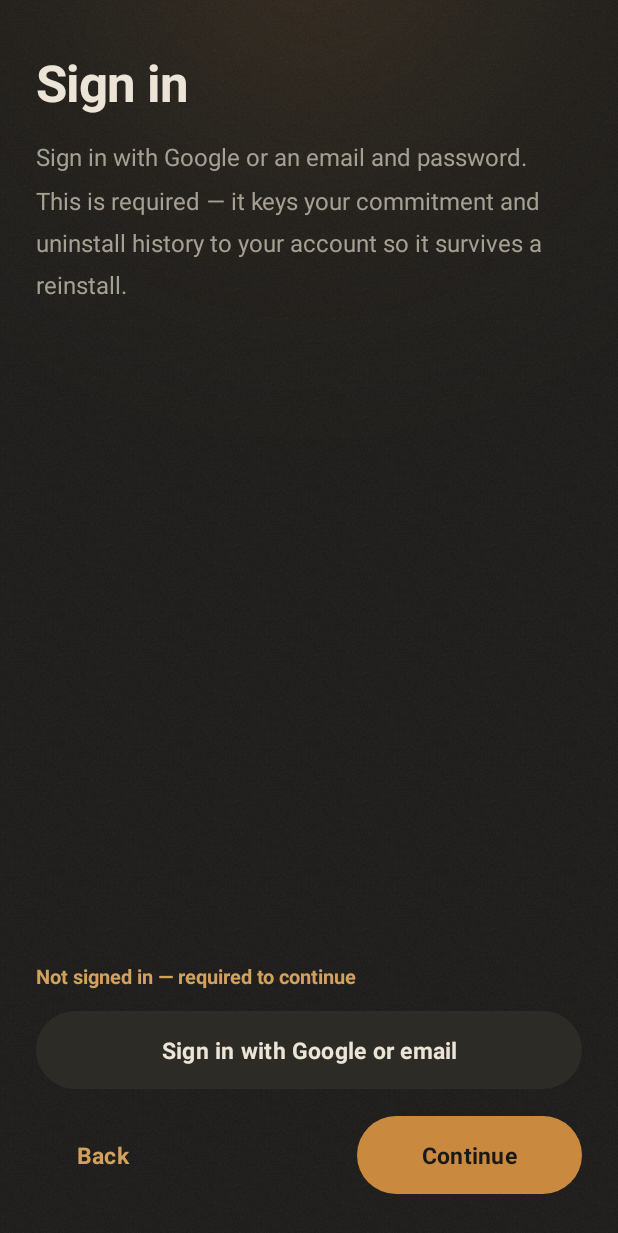
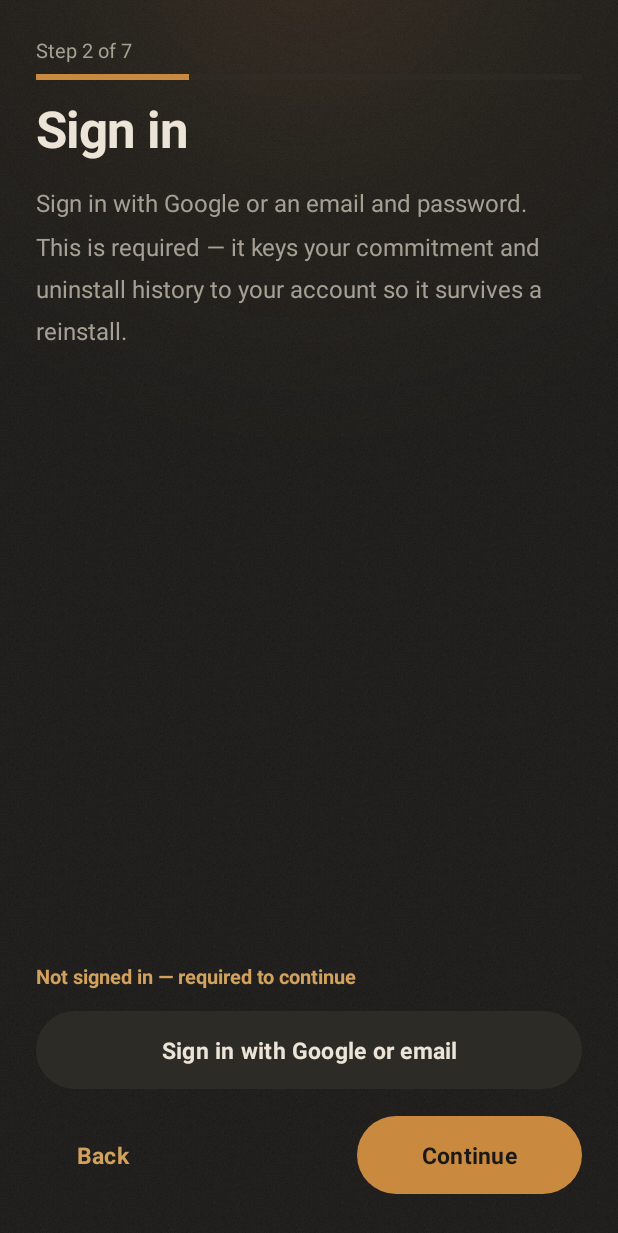
Before and after one commit to stdigital892-dotcom/Fliptle, an Android app: the screen it shows after launch (OnboardingActivity), after a tap on "Get started", on a phone screen of 412 x 824 dp. Shown: the top 1233 px of the screen. Run offline under Robolectric (Android 15) with nearby library versions, the phone set to English and light mode, and no system bars; our stand-ins replace Firebase (no records; nobody signed in at launch, a user with empty details on screens opened directly); 8 statements that could not run were skipped.

Commit message:
Consolidate onboarding into a shorter 7-step flow
Combine the name and phone capture into one screen (each field skippable
independently by leaving it blank, single Continue button), merge the
OEM-guidance and battery-exemption steps into one screen (brand copy only
shown for Xiaomi/Oppo/Vivo/OnePlus/Samsung, battery request shown for
everyone), add a shared "Step X of Y" progress indicator across both
OnboardingActivity and the profile step in SignInActivity, and move the
uninstall-info screen to appear once, right after onboarding and the
entitlement gate both clear, instead of blocking mid-onboarding.

Also fixes a routing bug where SignInActivity.proceed()'s CLEAR_TASK flag
wiped a paused OnboardingActivity off the back stack, causing a hidden
duplicate Intro+Signin pass for users still mid-onboarding.

Co-Authored-By: Claude Sonnet 5 <noreply@anthropic.com>
Claude-Session: https://claude.ai/code/session_012xs48EkRvNin4yViRbwCag

```diff
--- a/app/src/main/java/com/fliptle/app/OnboardingActivity.kt
+++ b/app/src/main/java/com/fliptle/app/OnboardingActivity.kt
@@ -6,22 +6,31 @@ import android.os.Bundle
 import android.provider.Settings
 import android.view.View
 import android.widget.Button
+import android.widget.ProgressBar
 import android.widget.TextView
 import androidx.appcompat.app.AppCompatActivity
 import com.fliptle.app.auth.SignInActivity
 
 /**
- * First-launch flow: intro -> optional sign-in -> permissions requested one at a
- * time in order (usage access, overlay, Accessibility, battery-optimization
- * exemption), each with a plain-language reason. The Accessibility step carries
- * the full disclosure. An OEM-specific guidance step (Xiaomi/Oppo/Vivo/OnePlus/
- * Samsung battery killers) sits between Accessibility and the battery step,
- * informational only — skipped entirely on any other manufacturer.
+ * First-launch flow: intro -> optional sign-in (+ the combined name/phone
+ * screen, hosted in SignInActivity) -> permissions requested one at a time in
+ * order (usage access, overlay, Accessibility, then a combined OEM-guidance +
+ * battery-optimization step), each with a plain-language reason. The
+ * Accessibility step carries the full disclosure. The final step shows
+ * brand-specific guidance (Xiaomi/Oppo/Vivo/OnePlus/Samsung battery killers)
+ * alongside the battery-exemption request on known-aggressive manufacturers,
+ * and just the battery request on everyone else.
+ *
+ * A "Step X of Y" indicator (see [OnboardingProgress]) spans this Activity
+ * and the name/phone screen in SignInActivity — hidden on Intro only.
  */
 class OnboardingActivity : AppCompatActivity() {
 
     private var step = STEP_INTRO
 
+    private lateinit var progressSection: View
+    private lateinit var progressText: TextView
+    private lateinit var progressBar: ProgressBar
     private lateinit var titleText: TextView
     private lateinit var bodyText: TextView
     private lateinit var statusText: TextView
@@ -39,6 +48,9 @@ class OnboardingActivity : AppCompatActivity() {
         super.onCreate(savedInstanceState)
         setContentView(R.layout.activity_onboarding)
         root = findViewById(R.id.onboardingRoot)
+        progressSection = findViewById(R.id.progressSection)
+        progressText = findViewById(R.id.progressText)
+        progressBar = findViewById(R.id.progressBar)
         titleText = findViewById(R.id.stepTitle)
         bodyText = findViewById(R.id.stepBody)
         statusText = findViewById(R.id.stepStatus)
@@ -53,10 +65,7 @@ class OnboardingActivity : AppCompatActivity() {
 
         tutorialButton.setOnClickListener { openTutorial() }
         actionButton.setOnClickListener { onAction() }
-        backButton.setOnClickListener {
-            val prev = stepBefore(step)
-            if (prev >= STEP_INTRO) { step = prev; render() }
-        }
+        backButton.setOnClickListener { if (step > STEP_INTRO) { step--; render() } }
         nextButton.setOnClickListener { onNext() }
 
         // If onboarding was already completed but a permission is now missing,
@@ -85,10 +94,7 @@ class OnboardingActivity : AppCompatActivity() {
                 Intent(Settings.ACTION_MANAGE_OVERLAY_PERMISSION, Uri.parse("package:$packageName"))
             )
             STEP_ACCESSIBILITY -> startActivity(Intent(Settings.ACTION_ACCESSIBILITY_SETTINGS))
-            STEP_OEM_GUIDANCE -> startActivity(
-                Intent(Settings.ACTION_APPLICATION_DETAILS_SETTINGS, Uri.parse("package:$packageName"))
-            )
-            STEP_BATTERY -> try {
+            STEP_OEM_BATTERY -> try {
                 startActivity(
                     Intent(
                         Settings.ACTION_REQUEST_IGNORE_BATTERY_OPTIMIZATIONS,
@@ -105,27 +111,9 @@ class OnboardingActivity : AppCompatActivity() {
         }
     }
 
-    /** True unless this is the OEM-guidance step and the device's manufacturer
-     *  isn't one of the known-aggressive brands — that step is skipped entirely
-     *  for everyone else. Every other step is always applicable. */
-    private fun isStepApplicable(s: Int): Boolean =
-        s != STEP_OEM_GUIDANCE || OemGuidance.detect() != null
-
-    private fun stepAfter(s: Int): Int {
-        var next = s + 1
-        while (next <= STEP_LAST && !isStepApplicable(next)) next++
-        return next
-    }
-
-    private fun stepBefore(s: Int): Int {
-        var prev = s - 1
-        while (prev >= STEP_INTRO && !isStepApplicable(prev)) prev--
-        return prev
-    }
-
     private fun onNext() {
         if (step < STEP_LAST) {
-            step = stepAfter(step)
+            step++
             render()
         } else {
             // Finishing requires every enforcement permission to be granted.
@@ -144,14 +132,12 @@ class OnboardingActivity : AppCompatActivity() {
         finish()
     }
 
-    /** Index of the first ungranted permission step, or -1 if all are granted.
-     *  STEP_OEM_GUIDANCE is deliberately excluded — it's informational only and
-     *  never gates anything. */
+    /** Index of the first ungranted permission step, or -1 if all are granted. */
     private fun firstMissingPermissionStep(): Int = when {
         !Permissions.hasUsageAccess(this) -> STEP_USAGE
         !Permissions.hasOverlay(this) -> STEP_OVERLAY
         !Permissions.isAccessibilityEnabled(this) -> STEP_ACCESSIBILITY
-        !Permissions.hasBatteryExemption(this) -> STEP_BATTERY
+        !Permissions.hasBatteryExemption(this) -> STEP_OEM_BATTERY
         else -> -1
     }
 
@@ -165,9 +151,7 @@ class OnboardingActivity : AppCompatActivity() {
         STEP_USAGE -> Permissions.hasUsageAccess(this)
         STEP_OVERLAY -> Permissions.hasOverlay(this)
         STEP_ACCESSIBILITY -> Permissions.isAccessibilityEnabled(this)
-        // Informational only — never blocks progress.
-        STEP_OEM_GUIDANCE -> true
-        STEP_BATTERY -> Permissions.hasBatteryExemption(this)
+        STEP_OEM_BATTERY -> Permissions.hasBatteryExemption(this)
         else -> true
     }
 
@@ -193,6 +177,19 @@ class OnboardingActivity : AppCompatActivity() {
         nextButton.text = getString(if (step == STEP_LAST) R.string.ob_finish else R.string.ob_next)
         // Compulsory: Next/Finish stays disabled until the step is actually satisfied.
         nextButton.isEnabled = stepSatisfied()
+
+        // "Step X of Y" — hidden on Intro (an atmospheric welcome screen, not a
+        // numbered task), visible everywhere else. DISPLAY_POSITION skips
+        // position 3, reserved for the combined name/phone screen that lives
+        // in SignInActivity, not this Activity's own step machine.
+        if (step == STEP_INTRO) {
+            progressSection.visibility = View.GONE
+        } else {
+            progressSection.visibility = View.VISIBLE
+            val position = DISPLAY_POSITION[step]
+            progressText.text = getString(R.string.ob_progress_format, position, OnboardingProgress.TOTAL)
+            progressBar.progress = (position * 100) / OnboardingProgress.TOTAL
+        }
 
         when (step) {
             STEP_INTRO -> {
@@ -236,18 +233,21 @@ class OnboardingActivity : AppCompatActivity() {
                 stepText3.setText(R.string.ob_a11y_step3)
                 showEnabled(Permissions.isAccessibilityEnabled(this))
             }
-            STEP_OEM_GUIDANCE -> {
+            STEP_OEM_BATTERY -> {
+                // Combined screen: brand-specific guidance (if this manufacturer
+                // is a known battery killer) shown together with the battery-
+                // exemption request, since both address the same underlying
+                // problem (background survival). Unlisted brands see only the
+                // generic battery explanation — same content as before, just no
+                // longer a separate screen.
                 val brand = OemGuidance.detect()
                 if (brand != null) {
                     titleText.setText(brand.titleRes)
-                    bodyText.setText(brand.bodyRes)
+                    bodyText.text = getString(brand.bodyRes) + "\n\n" + getString(R.string.ob_battery_body)
+                } else {
+                    titleText.setText(R.string.ob_battery_title)
+                    bodyText.setText(R.string.ob_battery_body)
                 }
-                actionButton.setText(R.string.ob_oem_action)
-                statusText.visibility = View.GONE
-            }
-            STEP_BATTERY -> {
-                titleText.setText(R.string.ob_battery_title)
-                bodyText.setText(R.string.ob_battery_body)
                 actionButton.setText(R.string.ob_battery_action)
                 showGranted(Permissions.hasBatteryExemption(this))
             }
@@ -278,8 +278,19 @@ class OnboardingActivity : AppCompatActivity() {
         private const val STEP_USAGE = 2
         private const val STEP_OVERLAY = 3
         private const val STEP_ACCESSIBILITY = 4
-        private const val STEP_OEM_GUIDANCE = 5
-        private const val STEP_BATTERY = 6
-        private const val STEP_LAST = STEP_BATTERY
+        private const val STEP_OEM_BATTERY = 5
+        private const val STEP_LAST = STEP_OEM_BATTERY
+
+        /** Maps this Activity's own step index to the shared "Step X of Y"
+         *  display position — skips display position 3, reserved for the
+         *  combined name/phone screen hosted in SignInActivity. */
+        private val DISPLAY_POSITION = intArrayOf(
+            OnboardingProgress.INTRO,          // STEP_INTRO
+            OnboardingProgress.SIGNIN,         // STEP_SIGNIN
+            OnboardingProgress.USAGE,          // STEP_USAGE
+            OnboardingProgress.OVERLAY,        // STEP_OVERLAY
+            OnboardingProgress.ACCESSIBILITY,  // STEP_ACCESSIBILITY
+            OnboardingProgress.OEM_BATTERY,    // STEP_OEM_BATTERY
+        )
     }
 }
--- a/app/src/main/res/layout/activity_onboarding.xml
+++ b/app/src/main/res/layout/activity_onboarding.xml
@@ -6,6 +6,29 @@
     android:layout_height="match_parent"
     android:orientation="vertical"
     android:padding="24dp">
+
+    <LinearLayout
+        android:id="@+id/progressSection"
+        android:layout_width="match_parent"
+        android:layout_height="wrap_content"
+        android:orientation="vertical">
+
+        <TextView
+            android:id="@+id/progressText"
+            style="@style/Text.Caption"
+            android:layout_width="match_parent"
+            android:layout_height="wrap_content" />
+
+        <ProgressBar
+            android:id="@+id/progressBar"
+            style="?android:attr/progressBarStyleHorizontal"
+            android:layout_width="match_parent"
+            android:layout_height="6dp"
+            android:layout_marginTop="6dp"
+            android:max="100"
+            android:progressBackgroundTint="@color/border"
+            android:progressTint="@color/accent" />
+    </LinearLayout>
 
     <TextView
         android:id="@+id/stepTitle"
```
Also changed, not shown: app/src/main/java/com/fliptle/app/MainActivity.kt (+10 -1 lines), app/src/main/java/com/fliptle/app/OnboardingProgress.kt (added, +25 -0 lines), app/src/main/java/com/fliptle/app/auth/SignInActivity.kt (+97 -98 lines), app/src/main/res/layout/activity_sign_in.xml (+38 -49 lines), app/src/main/res/values/strings.xml (+3 -7 lines).
